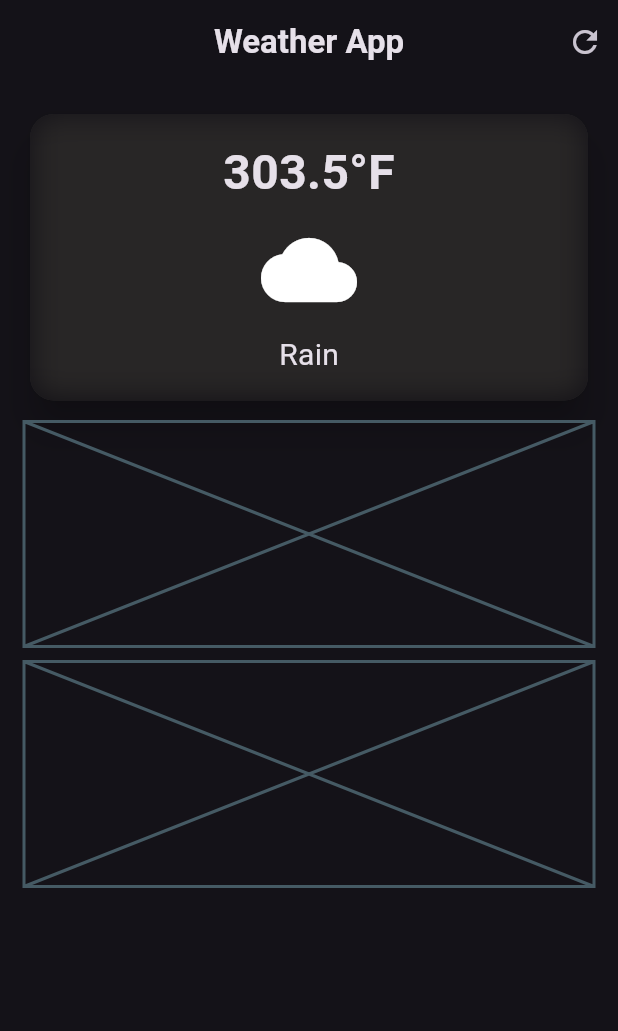
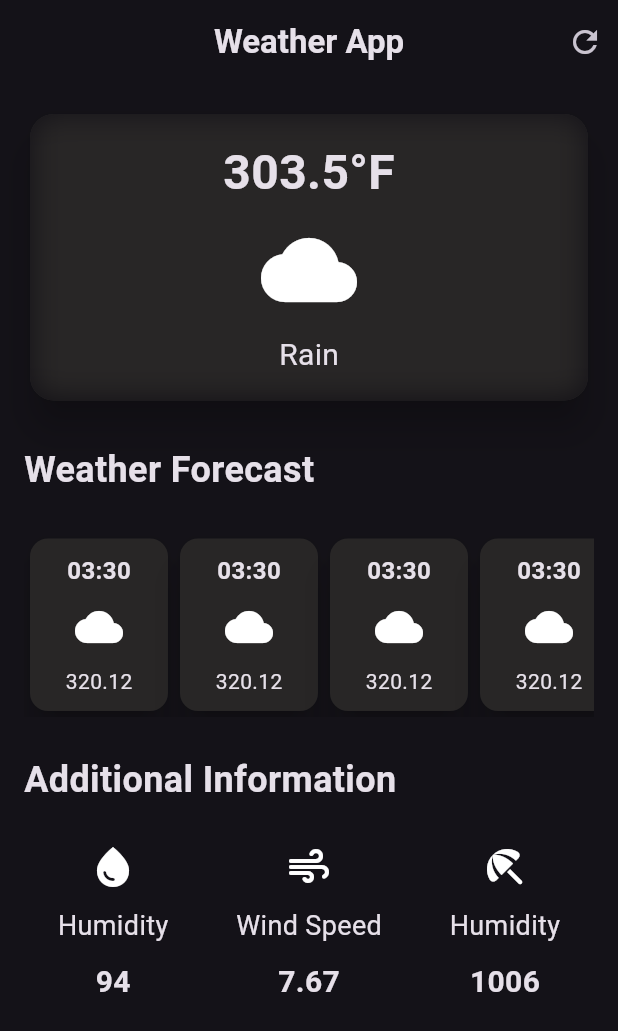
Before and after one commit to VIVIDRON/weather-app, a Flutter app: the screen it shows after launch, on a phone screen of 412 x 824 dp. Shown: the top 1031 px of the screen. Run offline on Flutter 3.47's test engine with Material 3 defaults, Android fonts, the phone set to English and light mode, and no system bars.

Commit message:
complete UI design

```diff
--- a/lib/weather_screen.dart
+++ b/lib/weather_screen.dart
@@ -26,22 +26,25 @@ class WeatherScreen extends StatelessWidget {
           ),
         ],
       ),
-      body: Padding(
+      body: SingleChildScrollView(
+        child: Padding(
           padding: const EdgeInsets.all(16.0),
           child: Column(
+            crossAxisAlignment: CrossAxisAlignment.start,
+            spacing: 25,
             children: [
               SizedBox(
                 width: double.infinity,
                 child: Card(
                   color: const Color.fromARGB(255, 40, 38, 38),
                   elevation: 10,
-                shape : RoundedRectangleBorder(
+                  shape: RoundedRectangleBorder(
                     borderRadius: BorderRadius.circular(16),
                   ),
                   child: ClipRRect(
                     borderRadius: BorderRadius.circular(16),
                     child: BackdropFilter(
-                    filter: ImageFilter.blur(sigmaX: 10 , sigmaY: 10),
+                      filter: ImageFilter.blur(sigmaX: 10, sigmaY: 10),
                       child: const Padding(
                         padding: EdgeInsets.all(16.0),
                         child: Column(
@@ -76,21 +79,82 @@ class WeatherScreen extends StatelessWidget {
                   ),
                 ),
               ),
-            const SizedBox(
-              height: 10.0,
+              const Text(
+                'Weather Forecast',
+                style: TextStyle(fontSize: 24, fontWeight: FontWeight.bold),
               ),
-            const Placeholder(
-              fallbackHeight: 150,
+              const SingleChildScrollView(
+                scrollDirection: Axis.horizontal,
+                child: Row(
+                  children: [
+                    ForeCastCard(),
+                    ForeCastCard(),
+                    ForeCastCard(),
+                    ForeCastCard(),
+                    ForeCastCard(),
+                  ],
                 ),
-            const SizedBox(
-              height: 10.0,
               ),
-            const Placeholder(
-              fallbackHeight: 150,
+              const Text(
+                'Additional Information',
+                style: TextStyle(fontSize: 24, fontWeight: FontWeight.bold),
+              ),
+              const Row(
+                mainAxisAlignment: MainAxisAlignment.spaceAround,
+                children: [
+                  Column(spacing: 10, children: [
+                    Icon(Icons.water_drop , size: 32,),
+                    Text("Humidity" , style : TextStyle(fontSize: 18) ),
+                    Text("94" , style: TextStyle(fontSize : 20 , fontWeight: FontWeight.bold),),
+                  ]),
+                  Column(spacing: 10, children: [
+                    Icon(Icons.air_rounded , size: 32,),
+                    Text("Wind Speed" , style : TextStyle(fontSize: 18) ),
+                    Text("7.67" , style: TextStyle(fontSize : 20 , fontWeight: FontWeight.bold),),
+                  ]),
+                  Column(spacing: 10, children: [
+                    Icon(Icons.beach_access_rounded , size: 32,),
+                    Text("Humidity" , style : TextStyle(fontSize: 18) ),
+                    Text("1006" , style: TextStyle(fontSize : 20 , fontWeight: FontWeight.bold),),
+                  ]),
+                ],
               ),
             ],
+          ),
         ),
       ),
     );
   }
 }
+
+class ForeCastCard extends StatelessWidget {
+  const ForeCastCard({super.key});
+
+  @override
+  Widget build(BuildContext context) {
+    return SizedBox(
+      width: 100,
+      child: Card(
+        color: const Color.fromARGB(255, 40, 38, 38),
+        elevation: 10,
+        child: Padding(
+          padding: const EdgeInsets.only(top: 10, bottom: 10),
+          child: Column(
+            spacing: 10,
+            children: [
+              Text(
+                '03:30',
+                style: TextStyle(fontSize: 16, fontWeight: FontWeight.bold),
+              ),
+              Icon(
+                Icons.cloud,
+                size: 32,
+              ),
+              Text('320.12')
+            ],
+          ),
+        ),
+      ),
+    );
+  }
+}
```
Lines whose indentation alone changed are shown as unchanged.
